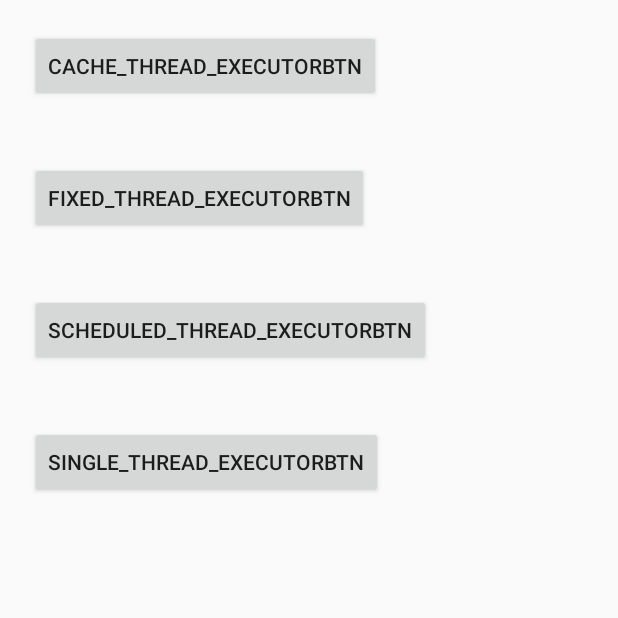
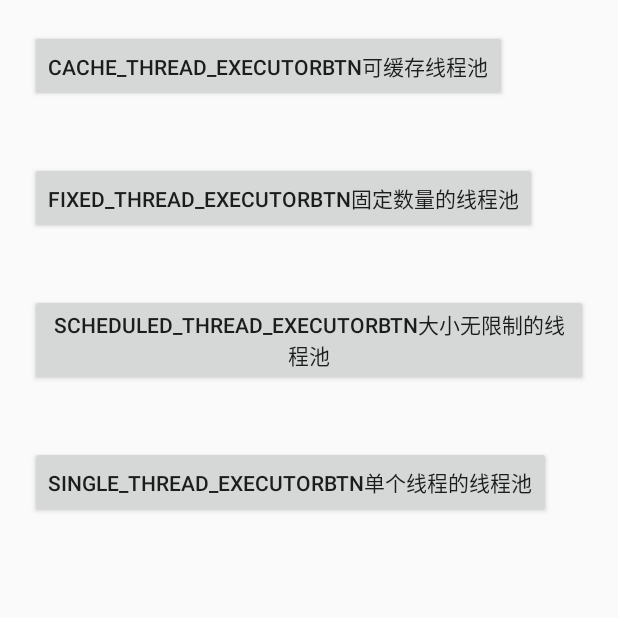
Before and after one commit to jianghu9527/DomeSummary, an Android app: the ThreadpoolTest screen opened directly, with no data from a screen before it, on a phone screen of 412 x 824 dp, the top half of it. Run offline under Robolectric (Android 15) with nearby library versions, the phone set to English and light mode, and no system bars.

Commit message:
线程池  修改界面

```diff
--- a/app/src/main/java/com/cd/ruileda/cc/view/ui/ThreadpoolTest.java
+++ b/app/src/main/java/com/cd/ruileda/cc/view/ui/ThreadpoolTest.java
@@ -80,7 +80,7 @@ public class ThreadpoolTest  extends AppCompatActivity  implements View.OnClickL
                     } catch (InterruptedException e) {
                         e.printStackTrace();
                     }
-                    Log.d("--------ThreadpoolTest-------1------","Thread_ScheduledThread"+Thread.currentThread().getId()+"activeCount:"+Thread.activeCount()
+                    Log.d("--------ThreadpoolTest-------1------","Thread_ScheduledThread---"+Thread.currentThread().getId()+"---activeCount:"+Thread.activeCount()
                             +" index "+index);
                 }
             },2, TimeUnit.SECONDS);
@@ -98,7 +98,7 @@ public class ThreadpoolTest  extends AppCompatActivity  implements View.OnClickL
                     } catch (InterruptedException e) {
                         e.printStackTrace();
                     }
-                    Log.d("--------ThreadpoolTest-------2----","Thread"+Thread.currentThread().getId()+"activeCount:"+Thread.activeCount()
+                    Log.d("--------ThreadpoolTest-------2----","Thread---"+Thread.currentThread().getId()+"--activeCount:"+Thread.activeCount()
                             +" index "+index);
                 }
             });
--- a/app/src/main/res/layout/activity_threadpool.xml
+++ b/app/src/main/res/layout/activity_threadpool.xml
@@ -10,25 +10,25 @@
         android:layout_width="wrap_content"
         android:layout_height="wrap_content"
         android:layout_margin="20dp"
-        android:text="cache_thread_executorbtn" />
+        android:text="cache_thread_executorbtn可缓存线程池" />
 
     <Button
         android:id="@+id/fixed_thread_executorbtn"
         android:layout_width="wrap_content"
         android:layout_height="wrap_content"
         android:layout_margin="20dp"
-        android:text="fixed_thread_executorbtn" />
+        android:text="fixed_thread_executorbtn固定数量的线程池" />
     <Button
         android:id="@+id/scheduled_thread_executorbtn"
         android:layout_width="wrap_content"
         android:layout_height="wrap_content"
         android:layout_margin="20dp"
-        android:text="scheduled_thread_executorbtn" />
+        android:text="scheduled_thread_executorbtn大小无限制的线程池" />
     <Button
         android:id="@+id/single_thread_executorbtn"
         android:layout_width="wrap_content"
         android:layout_height="wrap_content"
         android:layout_margin="20dp"
-        android:text="single_thread_executorbtn" />
+        android:text="single_thread_executorbtn单个线程的线程池" />
 
 </LinearLayout>
```
